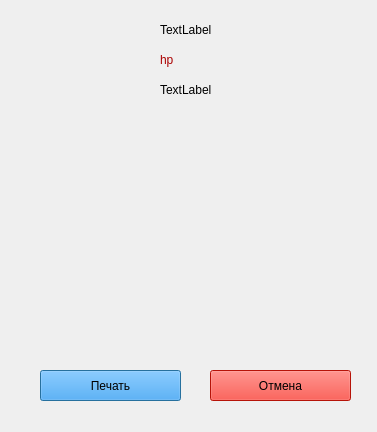
The window that L5/enemy_form.ui (MothlyJar/StudentLabs) describes before a commit, drawn with Qt 5.
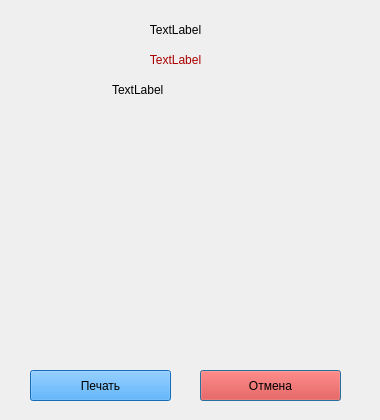
The same window after the commit. Icons and pictures are not drawn.

What changed in the file:
```diff
--- a/L5/enemy_form.ui
+++ b/L5/enemy_form.ui
@@ -1,54 +1,22 @@
 <?xml version="1.0" encoding="UTF-8"?>
 <ui version="4.0">
- <class>ememy_form</class>
- <widget class="QDialog" name="ememy_form">
+ <class>enemy_form</class>
+ <widget class="QDialog" name="enemy_form">
   <property name="geometry">
    <rect>
     <x>0</x>
     <y>0</y>
-    <width>377</width>
-    <height>432</height>
+    <width>380</width>
+    <height>420</height>
    </rect>
   </property>
   <property name="windowTitle">
    <string>Dialog</string>
   </property>
-  <widget class="QPushButton" name="print_pB">
-   <property name="geometry">
-    <rect>
-     <x>40</x>
-     <y>370</y>
-     <width>141</width>
-     <height>31</height>
-    </rect>
-   </property>
-   <property name="styleSheet">
-    <string notr="true">background: rgb(29, 150, 255);</string>
-   </property>
-   <property name="text">
-    <string>Печать</string>
-   </property>
-  </widget>
-  <widget class="QPushButton" name="exit_pB">
-   <property name="geometry">
-    <rect>
-     <x>210</x>
-     <y>370</y>
-     <width>141</width>
-     <height>31</height>
-    </rect>
-   </property>
-   <property name="styleSheet">
-    <string notr="true">background: rgb(255, 27, 11);</string>
-   </property>
-   <property name="text">
-    <string>Отмена</string>
-   </property>
-  </widget>
   <widget class="QLabel" name="picture">
    <property name="geometry">
     <rect>
-     <x>110</x>
+     <x>100</x>
      <y>120</y>
      <width>161</width>
      <height>231</height>
@@ -58,25 +26,28 @@
     <string>&lt;html&gt;&lt;head/&gt;&lt;body&gt;&lt;p&gt;&lt;img src=&quot;:/carsds/pic_enemy_card.png&quot;/&gt;&lt;/p&gt;&lt;/body&gt;&lt;/html&gt;</string>
    </property>
   </widget>
-  <widget class="QLabel" name="name">
+  <widget class="QPushButton" name="exit_pB">
    <property name="geometry">
     <rect>
-     <x>160</x>
-     <y>20</y>
-     <width>63</width>
-     <height>20</height>
+     <x>200</x>
+     <y>370</y>
+     <width>141</width>
+     <height>31</height>
     </rect>
    </property>
+   <property name="styleSheet">
+    <string notr="true">background: rgb(255, 27, 11);</string>
+   </property>
    <property name="text">
-    <string>TextLabel</string>
+    <string>Отмена</string>
    </property>
   </widget>
   <widget class="QLabel" name="hp">
    <property name="geometry">
     <rect>
-     <x>160</x>
+     <x>110</x>
      <y>50</y>
-     <width>63</width>
+     <width>131</width>
      <height>20</height>
     </rect>
    </property>
@@ -84,15 +55,44 @@
     <string notr="true">color:rgb(170, 0, 0)</string>
    </property>
    <property name="text">
-    <string>hp</string>
+    <string>&lt;html&gt;&lt;head/&gt;&lt;body&gt;&lt;p align=&quot;center&quot;&gt;TextLabel&lt;/p&gt;&lt;/body&gt;&lt;/html&gt;</string>
+   </property>
+  </widget>
+  <widget class="QLabel" name="name">
+   <property name="geometry">
+    <rect>
+     <x>110</x>
+     <y>20</y>
+     <width>131</width>
+     <height>20</height>
+    </rect>
+   </property>
+   <property name="text">
+    <string>&lt;html&gt;&lt;head/&gt;&lt;body&gt;&lt;p align=&quot;center&quot;&gt;TextLabel&lt;/p&gt;&lt;/body&gt;&lt;/html&gt;</string>
+   </property>
+  </widget>
+  <widget class="QPushButton" name="print_pB">
+   <property name="geometry">
+    <rect>
+     <x>30</x>
+     <y>370</y>
+     <width>141</width>
+     <height>31</height>
+    </rect>
+   </property>
+   <property name="styleSheet">
+    <string notr="true">background: rgb(29, 150, 255);</string>
+   </property>
+   <property name="text">
+    <string>Печать</string>
    </property>
   </widget>
   <widget class="QLabel" name="armor">
    <property name="geometry">
     <rect>
-     <x>160</x>
+     <x>112</x>
      <y>80</y>
-     <width>81</width>
+     <width>151</width>
      <height>20</height>
     </rect>
    </property>
```
